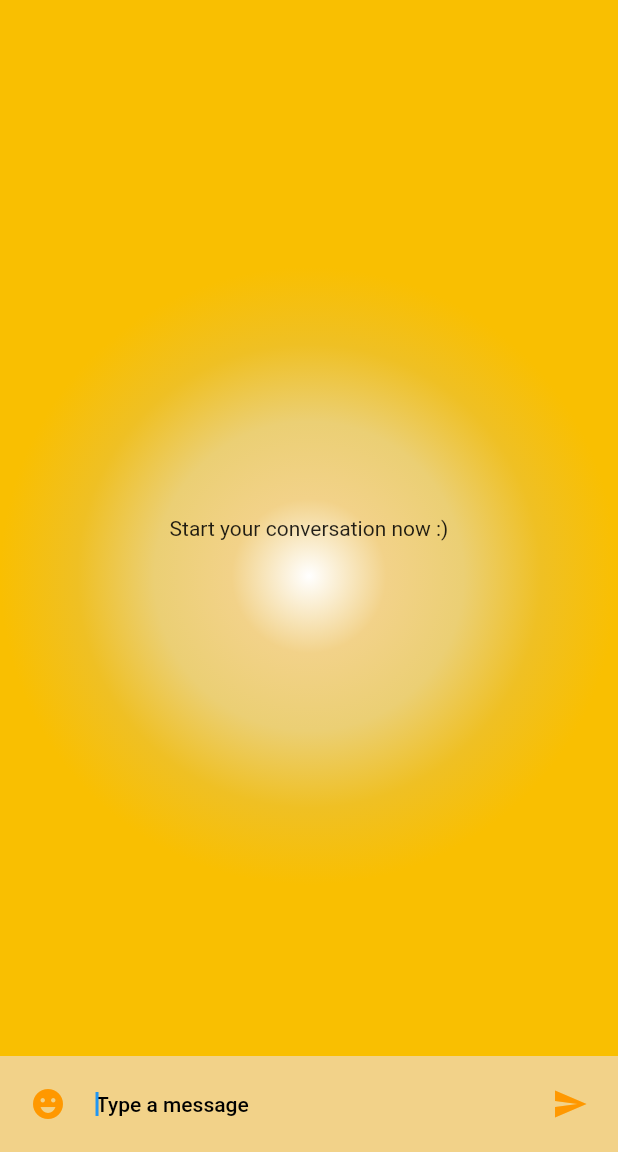
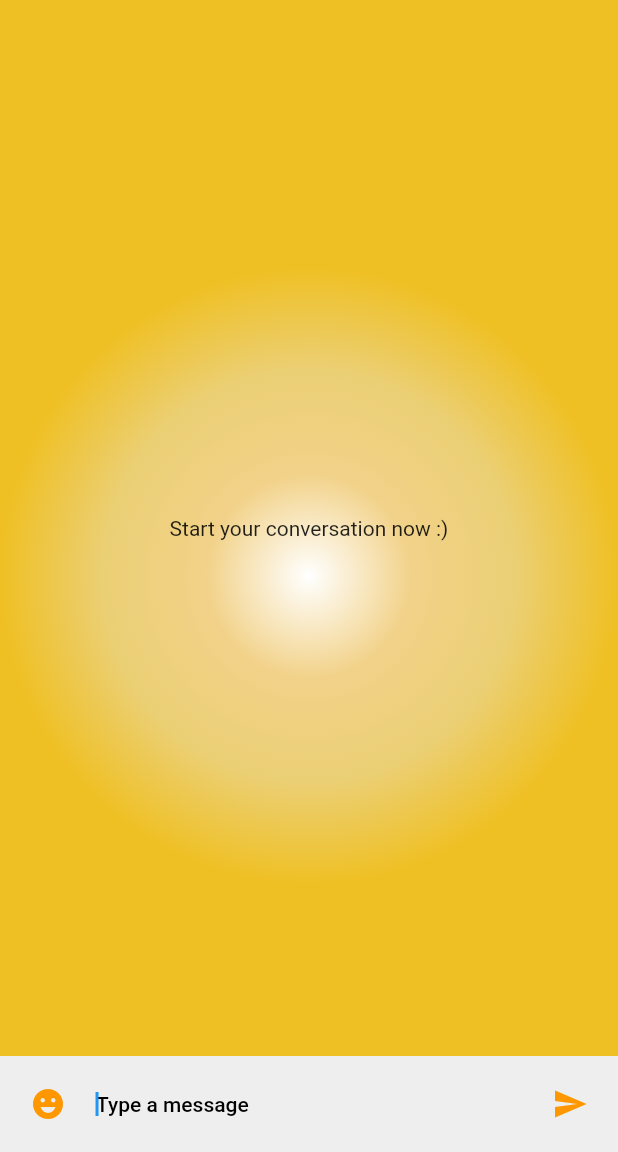
Before and after one commit to indieka900/chat_app, a Flutter app: the ChatPage screen opened directly, after a tap on the "send" icon, on a phone screen of 412 x 824 dp, the part 84-1236 px from its top. Run offline on Flutter 3.47's test engine with Material 2 defaults, Android fonts, the phone set to English and light mode, and no system bars; our stand-ins replace emoji_picker_flutter, supabase_flutter, timeago; accounts and stored records are empty; statements that could not run were skipped.

Commit message:
Initial commit

```diff
--- a/lib/chatpage.dart
+++ b/lib/chatpage.dart
@@ -31,10 +31,13 @@ class _ChatPageState extends State<ChatPage> {
   void initState() {
     final myUserId = supabase.auth.currentUser!.id;
     const otherUserId = '94897175-940c-48a8-988f-2254b7dd4dab';
+
+    //_getMessagesWithIds(myUserId, otherUserId);
+
     _messagesStream = supabase
         .from('messages')
         .stream(primaryKey: ['id'])
-        .eq('profile_id', otherUserId)
+        //.eq('profile_id', otherUserId)
         .order('created_at')
         .map((maps) => maps
             .map((map) => Message.fromMap(
@@ -57,6 +60,28 @@ class _ChatPageState extends State<ChatPage> {
     });
   }
 
+  // Future<List<Message>> _getMessagesWithIds(
+  //     String userId1, String userId2) async {
+  //   final myUserId = supabase.auth.currentUser!.id;
+  //   final filterBuilder = supabase
+  //       .from('messages')
+  //       .select('*')
+  //       .or('profile_id.eq.$myUserId,profile_id.eq.$userId2')
+  //       //.and('profile_id.eq.$userId1,profile_id.eq.$userId2')
+  //       .order('created_at', ascending: false);
+
+  //   final response = await filterBuilder;
+  //   final data = response.data as List<dynamic>;
+  //   final messages = data
+  //       .map((map) => Message.fromMap(
+  //             map: map,
+  //             myUserId: myUserId,
+  //           ))
+  //       .toList();
+  //   print(messages.length);
+  //   return messages;
+  // }
+
   @override
   Widget build(BuildContext context) {
     return Scaffold(
@@ -69,7 +94,6 @@ class _ChatPageState extends State<ChatPage> {
               Color.fromARGB(255, 242, 210, 137),
               Color.fromARGB(255, 235, 207, 116),
               Color.fromARGB(255, 239, 192, 36),
-              Color.fromARGB(255, 249, 191, 1),
             ],
           ),
         ),
@@ -133,7 +157,7 @@ class _MessageBarState extends State<_MessageBar> {
   @override
   Widget build(BuildContext context) {
     return Material(
-      color: Color.fromARGB(255, 242, 210, 137),
+      color: Colors.grey[200],
       child: SafeArea(
         child: Padding(
           padding: const EdgeInsets.all(8.0),
@@ -177,49 +201,8 @@ class _MessageBarState extends State<_MessageBar> {
                   ),
                 ],
               ),
-              Offstage(
-                offstage: !emojiShowing,
-                child: SizedBox(
-                  height: 250,
-                  child: EmojiPicker(
-                    textEditingController: _textController,
-                    config: Config(
-                      columns: 9,
-                      // Issue: https://github.com/flutter/flutter/issues/28894
-                      emojiSizeMax: 32 *
-                          (foundation.defaultTargetPlatform ==
-                                  TargetPlatform.iOS
-                              ? 1.30
-                              : 1.0),
-                      verticalSpacing: 0,
-                      horizontalSpacing: 0,
-                      gridPadding: EdgeInsets.zero,
-                      initCategory: Category.RECENT,
-                      bgColor: const Color.fromARGB(255, 235, 207, 116),
-                      indicatorColor: Colors.blue,
-                      iconColor: Colors.grey,
-                      iconColorSelected: Theme.of(context).primaryColor,
-                      backspaceColor: Colors.blue,
-                      skinToneDialogBgColor: Color.fromARGB(255, 235, 207, 116),
-                      skinToneIndicatorColor: Colors.grey,
-                      enableSkinTones: true,
-                      showRecentsTab: true,
-                      recentsLimit: 28,
-                      replaceEmojiOnLimitExceed: false,
-                      noRecents: const Text(
-                        'No Recents',
-                        style: TextStyle(fontSize: 20, color: Colors.black26),
-                        textAlign: TextAlign.center,
-                      ),
-                      loadingIndicator: const SizedBox.shrink(),
-                      tabIndicatorAnimDuration: kTabScrollDuration,
-                      categoryIcons: const CategoryIcons(),
-                      buttonMode: ButtonMode.MATERIAL,
-                      checkPlatformCompatibility: true,
-                    ),
-                  ),
-                ),
-              ),
+              Emoji(
+                  emojiShowing: emojiShowing, textController: _textController),
             ],
           ),
         ),
@@ -242,6 +225,12 @@ class _MessageBarState extends State<_MessageBar> {
   void _submitMessage() async {
     final text = _textController.text;
     final myUserId = supabase.auth.currentUser!.id;
+    final data = await supabase
+        .from('profiles')
+        .select('username')
+        .eq('id', myUserId)
+        .single();
+    final myUsername = data['username'];
     if (text.isEmpty) {
       return;
     }
@@ -250,13 +239,69 @@ class _MessageBarState extends State<_MessageBar> {
       await supabase.from('messages').insert({
         'profile_id': myUserId,
         'content': text,
+        'user_name': myUsername,
       });
     } on PostgrestException catch (error) {
       context.showErrorSnackBar(message: error.message);
-      print(error.message);
     } catch (_) {
       context.showErrorSnackBar(message: unexpectedErrorMessage);
     }
+  }
+}
+
+class Emoji extends StatelessWidget {
+  const Emoji({
+    super.key,
+    required this.emojiShowing,
+    required TextEditingController textController,
+  }) : _textController = textController;
+
+  final bool emojiShowing;
+  final TextEditingController _textController;
+
+  @override
+  Widget build(BuildContext context) {
+    return Offstage(
+      offstage: !emojiShowing,
+      child: SizedBox(
+        height: 250,
+        child: EmojiPicker(
+          textEditingController: _textController,
+          config: Config(
+            columns: 9,
+            emojiSizeMax: 32 *
+                (foundation.defaultTargetPlatform == TargetPlatform.iOS
+                    ? 1.30
+                    : 1.0),
+            verticalSpacing: 0,
+            horizontalSpacing: 0,
+            gridPadding: EdgeInsets.zero,
+            initCategory: Category.RECENT,
+            bgColor: const Color.fromARGB(255, 235, 207, 116),
+            indicatorColor: Colors.blue,
+            iconColor: Colors.grey,
+            iconColorSelected: Theme.of(context).primaryColor,
+            backspaceColor: Colors.blue,
+            skinToneDialogBgColor: const Color.fromARGB(255, 235, 207, 116),
+            skinToneIndicatorColor: Colors.grey,
+            enableSkinTones: true,
+            showRecentsTab: true,
+            recentsLimit: 28,
+            replaceEmojiOnLimitExceed: false,
+            noRecents: const Text(
+              'No Recents',
+              style: TextStyle(fontSize: 20, color: Colors.black26),
+              textAlign: TextAlign.center,
+            ),
+            loadingIndicator: const SizedBox.shrink(),
+            tabIndicatorAnimDuration: kTabScrollDuration,
+            categoryIcons: const CategoryIcons(),
+            buttonMode: ButtonMode.MATERIAL,
+            checkPlatformCompatibility: true,
+          ),
+        ),
+      ),
+    );
   }
 }
 
--- a/lib/loginpage.dart
+++ b/lib/loginpage.dart
@@ -28,6 +28,7 @@ class _LoginPageState extends State<LoginPage> {
       await supabase.auth.signInWithPassword(
         email: _emailController.text,
         password: _passwordController.text,
+
       );
       Navigator.of(context)
           .pushAndRemoveUntil(ChatPage.route(), (route) => false);
--- a/lib/userscreen.dart
+++ b/lib/userscreen.dart
@@ -28,7 +28,7 @@ class _UserListScreenState extends State<UserListScreen> {
         _users = response.cast();
       });
     } catch (e) {
-      print(e);
+      //print(e);
     }
   }
 
--- a/pubspec.yaml
+++ b/pubspec.yaml
@@ -7,11 +7,12 @@ environment:
   sdk: '>=2.19.3 <3.0.0'
 
 dependencies:
-  emoji_picker_flutter: ^1.5.2
   flutter:
     sdk: flutter
   supabase_flutter: ^1.6.1
+  emoji_picker_flutter: ^1.5.2
   timeago: ^3.4.0
+  shared_preferences: ^2.0.8
 
 dev_dependencies:
   flutter_test:
```
Also changed, not shown: lib/registerpage.dart (+5 -3 lines), lib/splashpage.dart (line endings or trailing spaces), pubspec.lock, 3 other files.
